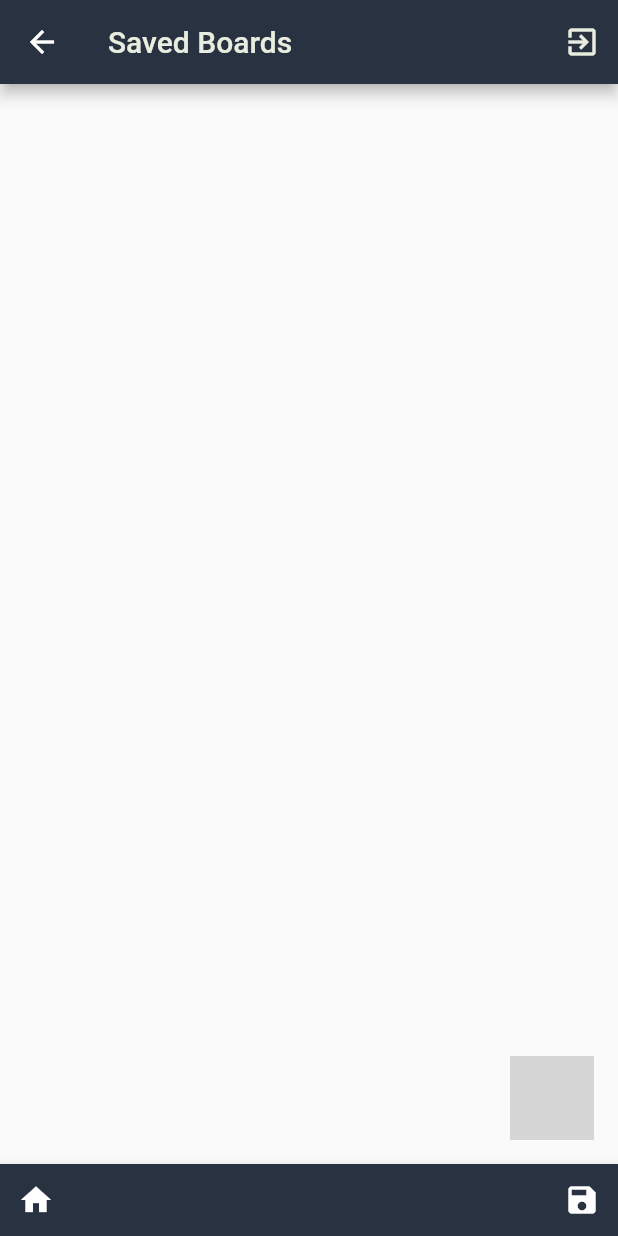
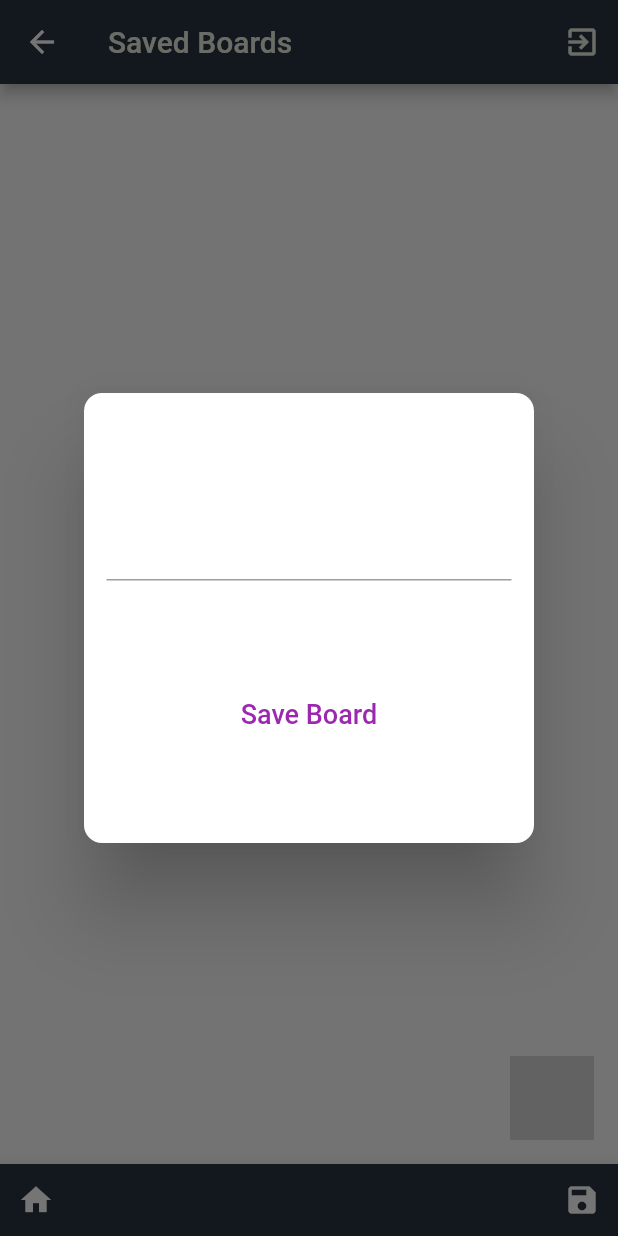
Before and after one commit to leahwho/swiftchat, a Flutter app: the SavedBoards screen opened by its route, after a tap on the "save" icon, on a phone screen of 412 x 824 dp. Run offline on Flutter 3.47's test engine with Material 2 defaults, Android fonts, the light colour scheme and no system bars; our stand-ins replace cloud_firestore, convex_bottom_bar, firebase_auth, google_fonts, modal_progress_hud; missing offline and left inert: flutter_boom_menu; accounts and stored records are empty; grey boxes are pictures that could not be loaded.

Commit message:
adds ability to save board with a name

```diff
--- a/lib/bottom_nav_bar.dart
+++ b/lib/bottom_nav_bar.dart
@@ -10,18 +10,55 @@ class BottomNavBar extends StatelessWidget {
   BottomNavBar({this.buttonCollection});
 
   final List buttonCollection;
+  String boardName;
   final firestoreInstance = Firestore.instance;
 
   void saveBoard() {
-    firestoreInstance.collection("boards").add({
-        "cards": buttonCollection
-    }).then((value) {
+    firestoreInstance
+        .collection("boards")
+        .add({"name": boardName, "cards": buttonCollection}).then((value) {
       print(value.documentID);
     });
   }
 
   @override
   Widget build(BuildContext context) {
+
+
+    Dialog saveDialog = Dialog(
+      shape: RoundedRectangleBorder(
+          borderRadius: BorderRadius.circular(12.0)), //this right here
+      child: Container(
+        height: 300.0,
+        width: 300.0,
+        child: Column(
+          mainAxisAlignment: MainAxisAlignment.center,
+          children: <Widget>[
+            Padding(
+              padding: EdgeInsets.all(15.0),
+              child: TextField(
+                onChanged: (text) {
+                  boardName = text;
+
+                },
+              ),
+            ),
+            Padding(padding: EdgeInsets.only(top: 50.0)),
+            MaterialButton(
+              onPressed: () {
+                Navigator.of(context).pop();
+                saveBoard();
+              }, // send args back to board
+              child: Text(
+                'Save Board',
+                style: TextStyle(color: Colors.purple, fontSize: 18.0),
+              ),
+            ),
+          ],
+        ),
+      ),
+    );
+
     return BottomAppBar(
       color: Color(0xFF293241),
       // shape: CircularNotchedRectangle(),
@@ -40,8 +77,10 @@ class BottomNavBar extends StatelessWidget {
           IconButton(
             icon: Icon(Icons.save),
             color: Colors.white,
-            onPressed: () {
-              saveBoard();
+            onPressed: () async {
+              await showDialog(
+                  context: context,
+                  builder: (BuildContext context) => saveDialog);
             },
           ),
         ],
--- a/lib/saved_boards.dart
+++ b/lib/saved_boards.dart
@@ -40,8 +40,6 @@ class _SavedBoardsState extends State<SavedBoards> {
   }
 
   Future<void> getData() async {
-    int i = 0;
-
     Map firestoreData = {};
 
     await firestoreReference
@@ -49,49 +47,18 @@ class _SavedBoardsState extends State<SavedBoards> {
         .getDocuments()
         .then((QuerySnapshot snapshot) {
       snapshot.documents.forEach((board) {
-        firestoreData[boardNames[i]] = board.data['cards'];
-        print('this is i: $i');
-        print('snapshot length: ${snapshot.documents.length}');
-        print('firestoredata length: ${firestoreData.length}');
-        i++;
+        firestoreData[board.data['name']] = board.data['cards'];
       });
     });
-
-    // print(firestoreData);
-    print(
-        'board collection inside getData before set state: ${boardCollection.length}');
 
     setState(() {
       boardCollection = firestoreData;
     });
-
-    print(
-        'board collection inside getData after set state: ${boardCollection.length}');
-
-    print('this is boardCollection: $boardCollection');
-    // print('this is boardCollection: $boardCollection');
-    //
-    //     print('this is snapshot: $snapshot');
-    //     print('this is board: $board');
-
-    // {cards: [{imgUrl: https://tse2.mm.bing.net/th?id=OIP.kbTlTCycJx0G33oBZ0xJTwHaE8&pid=Api, id: 0, userQuery: chicken tenders, displayToggle: true}, {imgUrl: https://tse2.mm.bing.net/th?id=OIP.4lPYMJo7RhL5rphvjV3qgwHaE8&pid=Api, id: 1, userQuery: sweet potato fries, displayToggle: true}]}
-
-    //to get this data, use: boardData['cards]:
-    // [{imgUrl: https://tse2.mm.bing.net/th?id=OIP.kbTlTCycJx0G33oBZ0xJTwHaE8&pid=Api, id: 0, userQuery: chicken tenders, displayToggle: true}, {imgUrl: https://tse2.mm.bing.net/th?id=OIP.4lPYMJo7RhL5rphvjV3qgwHaE8&pid=Api, id: 1, userQuery: sweet potato fries, displayToggle: true}]
-
-    // set that as your variable, and then send it to the BoardController
-
-    // overate initState by setting buttonCollection to this data
-
-    // you will need to refactor the board to take in the number of cards to render, I think
-
-    // for now, just display some silly board names to render as the board title!  you can figure out the naming of boards later on.]
   }
 
   @override
   Widget build(BuildContext context) {
     return Scaffold(
-
       appBar: SwiftAppBar('Saved Boards'),
       bottomNavigationBar: BottomNavBar(),
       floatingActionButton: SwiftBoomMenu(),
@@ -126,73 +93,3 @@ class _SavedBoardsState extends State<SavedBoards> {
     );
   }
 }
-
-// FutureBuilder(
-//     future: dbRef.once(),
-//     builder: (context, AsyncSnapshot<DataSnapshot> snapshot) {
-//         if (snapshot.hasData) {
-//         lists.clear();
-//         Map<dynamic, dynamic> values = snapshot.data.value;
-//         values.forEach((key, values) {
-//             lists.add(values);
-//         });
-//         return new ListView.builder(
-//             shrinkWrap: true,
-//             itemCount: lists.length,
-//             itemBuilder: (BuildContext context, int index) {
-//                 return Card(
-//                 child: Column(
-//                     crossAxisAlignment: CrossAxisAlignment.start,
-//                     children: <Widget>[
-//                     Text("Name: " + lists[index]["name"]),
-//                     Text("Age: "+ lists[index]["age"]),
-//                     Text("Type: " +lists[index]["type"]),
-//                     ],
-//                 ),
-//                 );
-//             });
-//         }
-//         return CircularProgressIndicator();
-//     })
-
-// class SavedBoard {
-//   final int id;
-//   String imgUrl;
-//   String userQuery;
-//   bool displayToggle;
-
-//   SavedBoard.fromJson(this.id, Map data) {
-//     imgUrl = data['imgUrl'];
-//     if (imgUrl == null) {
-//       imgUrl =
-//           'https://user-images.githubusercontent.com/2351721/31314483-7611c488-ac0e-11e7-97d1-3cfc1c79610e.png';
-//     }
-
-//     userQuery = data['userQuery'];
-//     if (userQuery == null) {
-//       userQuery = '';
-//     }
-
-//     displayToggle = data['displaytoggle'];
-//     if (displayToggle = null) {
-//       displayToggle = true;
-//     }
-//   }
-// }
-
-// [
-//   [
-//     {imgUrl: 'https://tse4.mm.bing.net/th?id=OIP.mfmD1OVi0K7ZLou20rRNgwHaE8&pid=Api', id: 0, userQuery: cheeseburger , displayToggle: true},
-//      {imgUrl: 'https://tse1.mm.bing.net/th?id=OIP.JDmy5Zig_uVnhaGRQfp0NQHaEK&pid=Api', id: 1, userQuery: chicken burger, displayToggle: true}
-//   ],
-//   [
-//     {imgUrl: 'https://tse3.mm.bing.net/th?id=OIP.LoYWriwp3MKP4zBaA5UFZgHaD4&pid=Api', id: 0, userQuery: chicken, displayToggle: true},
-//     {imgUrl: 'https://tse1.mm.bing.net/th?id=OIP.rGAJX9qCG3zlXfSQf4cCGQHaFd&pid=Api', id: 1, userQuery: duck, displayToggle: true},
-//     {imgUrl: 'https://tse3.mm.bing.net/th?id=OIP.rfCLyytesSRKbP0J3yhX9QHaD4&pid=Api', id: 2, userQuery: turkey, displayToggle: true},
-//     {imgUrl: 'https://tse1.mm.bing.net/th?id=OIP.rmosPO9VzJqufawV3czgqgHaGf&pid=Api', id: 3, userQuery: crow, displayToggle: true}
-//   ],
-//   [
-//     {imgUrl: 'https://tse2.mm.bing.net/th?id=OIP.kbTlTCycJx0G33oBZ0xJTwHaE8&pid=Api', id: 0, userQuery: chicken tenders, displayToggle: true},
-//     {imgUrl: 'https://tse2.mm.bing.net/th?id=OIP.4lPYMJo7RhL5rphvjV3qgwHaE8&pid=Api', id: 1, userQuery: sweet potato fries, displayToggle: true}
-//   ]
-// ]
```
